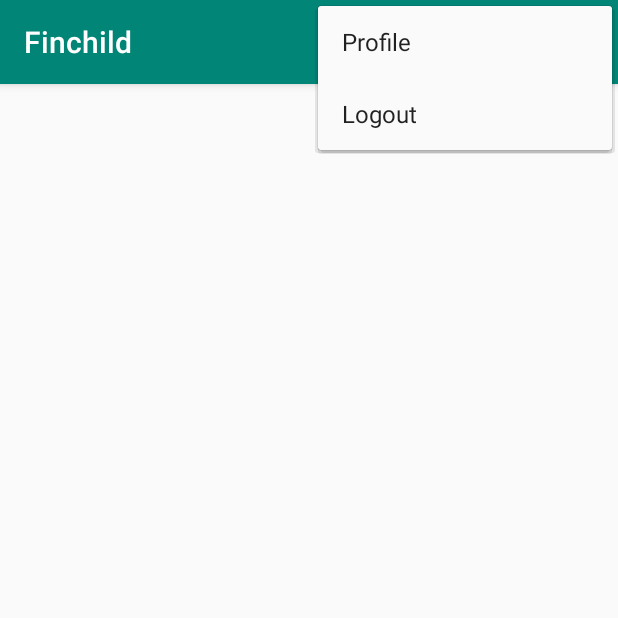
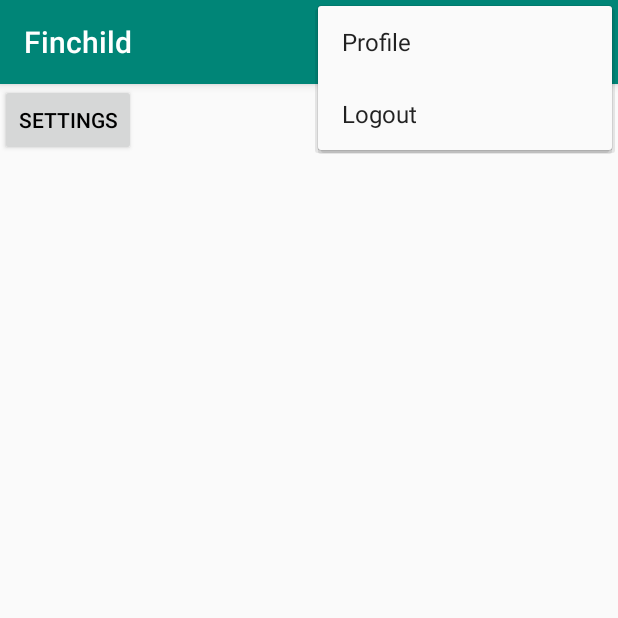
Before and after one commit to HoppaTeamSDA4/Finchild, an Android app: the screen it shows after launch once a user with an empty profile is signed in (HomeActivity), with the options menu open, on a phone screen of 412 x 824 dp, the top half of it. Run offline under Robolectric (Android 15) with nearby library versions, the phone set to English and light mode, and no system bars; our stand-ins replace Firebase (no records; nobody signed in at launch, a user with empty details on screens opened directly).

Commit message:
Add button to link interfaces

```diff
--- a/app/src/main/java/com/finchild/hoppateam/sda4/finchild/Control.java
+++ b/app/src/main/java/com/finchild/hoppateam/sda4/finchild/Control.java
@@ -71,7 +71,7 @@ public class Control extends AppCompatActivity {
         //if btnBack is pressed
         if (view == btnBack){
             // Create an Intent to start the ProfileActivity activity
-            Intent profileActivityIntent = new Intent(this, ProfileActivity.class);
+            Intent profileActivityIntent = new Intent(this, HomeActivity.class);
             // Start the activity.
             startActivity(profileActivityIntent);
         }
--- a/app/src/main/java/com/finchild/hoppateam/sda4/finchild/HomeActivity.java
+++ b/app/src/main/java/com/finchild/hoppateam/sda4/finchild/HomeActivity.java
@@ -5,6 +5,8 @@ import android.support.v7.app.AppCompatActivity;
 import android.os.Bundle;
 import android.view.Menu;
 import android.view.MenuItem;
+import android.view.View;
+import android.widget.Button;
 
 import com.finchild.hoppateam.sda4.finchild.login.LoginActivity;
 import com.google.firebase.auth.FirebaseAuth;
@@ -12,12 +14,18 @@ import com.google.firebase.auth.FirebaseUser;
 
 public class HomeActivity extends AppCompatActivity  {
     private FirebaseAuth firebaseAuth;
+
+    private Button btnSettings;
+
     @Override
     protected void onCreate(Bundle savedInstanceState) {
         super.onCreate(savedInstanceState);
         setContentView(R.layout.activity_home);
         //initializing firebase authentication object
         firebaseAuth = FirebaseAuth.getInstance();
+
+
+        btnSettings = (Button) findViewById(R.id.btnSetting);
 
         //if the user is not logged in
         //that means current user will return null
@@ -56,7 +64,19 @@ public class HomeActivity extends AppCompatActivity  {
                 //starting login activity
                 startActivity(new Intent(this, LoginActivity.class));
                 return true;
+
         }
         return super.onOptionsItemSelected(item);
     }
+
+    public void onClick(View view) {
+        //if btnSettings is pressed
+        if (view == btnSettings){
+            // Create an Intent to start the control activity
+            Intent settingsIntent = new Intent(this, Control.class);
+            // Start the activity.
+            startActivity(settingsIntent);
+
+        }
+    }
 }
--- a/app/src/main/res/layout/activity_home.xml
+++ b/app/src/main/res/layout/activity_home.xml
@@ -6,6 +6,18 @@
     android:layout_height="match_parent"
     tools:context=".HomeActivity">
 
+    <Button
+        android:id="@+id/btnSetting"
+        android:layout_width="wrap_content"
+        android:layout_height="wrap_content"
+        android:layout_alignParentTop="true"
+        android:layout_alignParentEnd="true"
+        android:layout_marginTop="22dp"
+        android:layout_marginEnd="25dp"
+        android:layout_gravity="right"
+        android:text="Settings"
+        android:textColor="@color/colorTextButton"
+        android:onClick="onClick"/>
 
 
 </android.support.constraint.ConstraintLayout>
```
Also changed, not shown: 5 other files.
